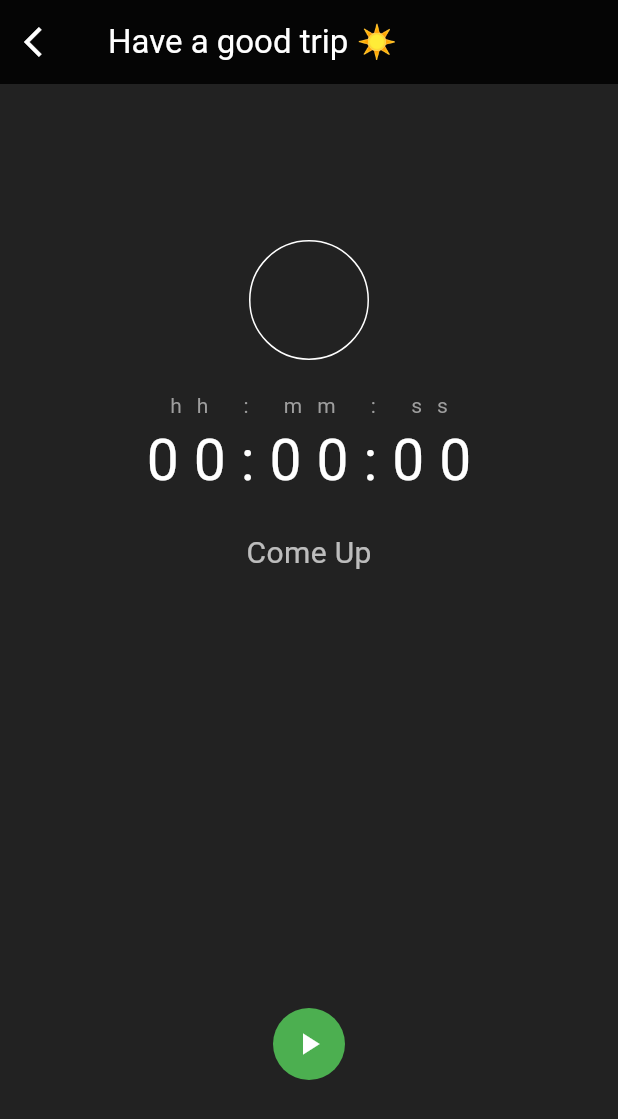
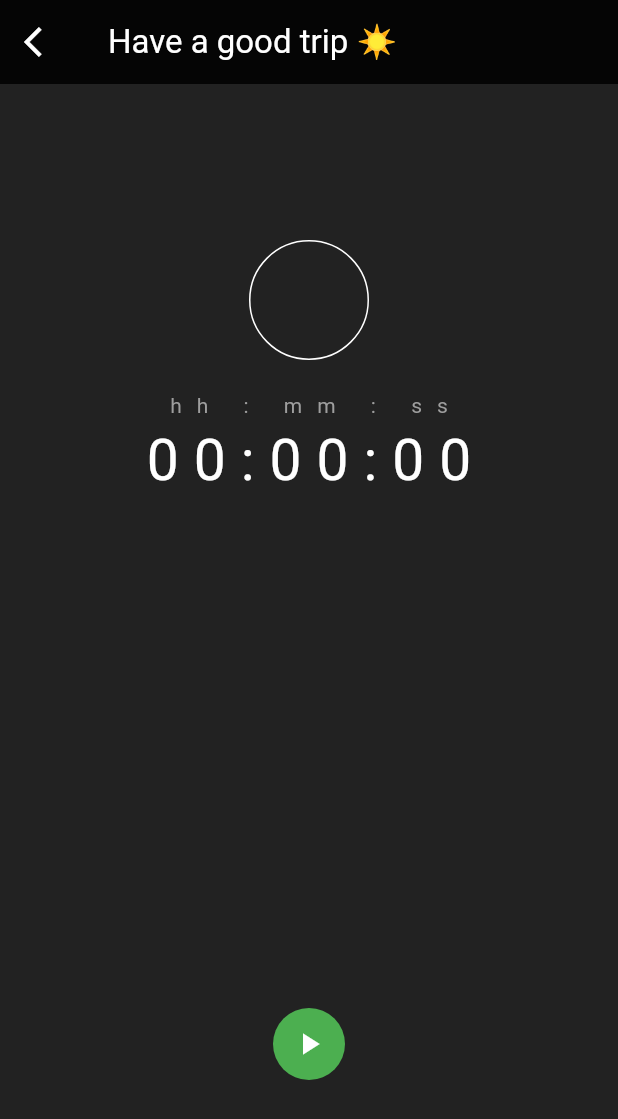
Before and after one commit to anchit-chandran/triptrack, a Flutter app: the TimerScreen screen opened directly with empty values, on a phone screen of 412 x 824 dp. Shown: the top 1119 px of the screen. Run offline on Flutter 3.47's test engine with Material 3 defaults, Android fonts, the phone set to English and light mode, and no system bars.

Commit message:
rm trip location if not started timer
Signed-off-by: anchit-chandran <anchit97123@gmail.com>

```diff
--- a/lib/screens/timer_screen.dart
+++ b/lib/screens/timer_screen.dart
@@ -20,7 +20,7 @@ class _TimerScreenState extends State<TimerScreen> {
   Duration duration = Duration();
   Timer? timer;
   bool timerStarted = false;
-  String tripLocation = "Come Up";
+  String tripLocation = "";
   Color backgroundColor = Colors.black87;
 
   Color calculateBackgroundColor(int durationMins) {
```
